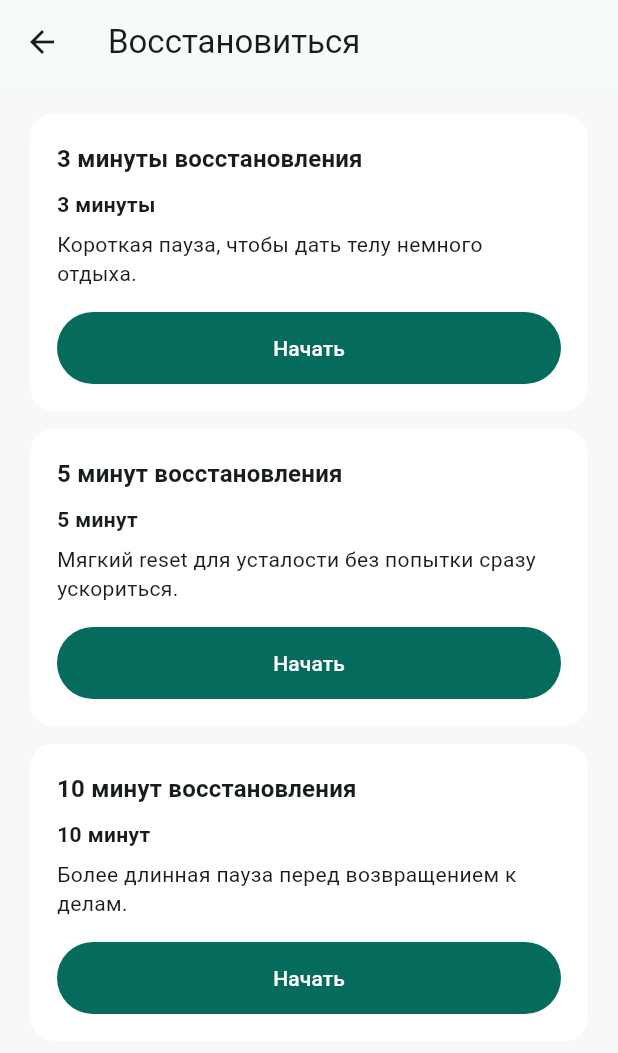
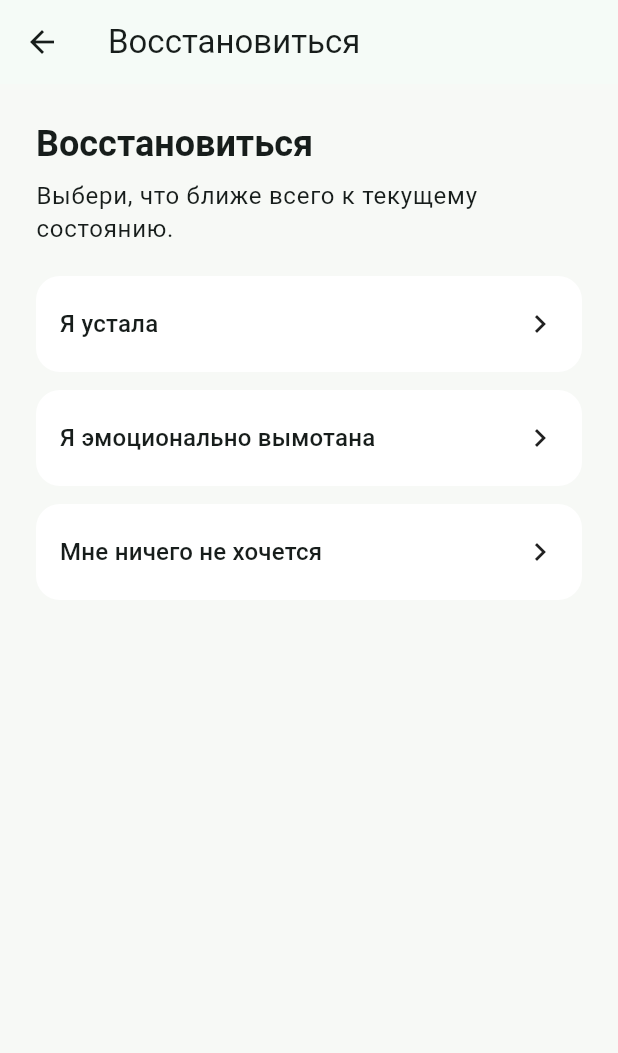
Before and after one commit to imkharitoshka-dmg/Reset_Button, a Flutter app: the screen it shows after launch, after a tap on "Восстановиться", on a phone screen of 412 x 824 dp. Shown: the top 1053 px of the screen. Run offline on Flutter 3.47's test engine with Material 3 defaults, Android fonts, the phone set to English and light mode, and no system bars; our stand-ins replace shared_preferences.

Commit message:
Add state selection within reset clusters

```diff
--- a/lib/reset_home_page.dart
+++ b/lib/reset_home_page.dart
@@ -17,15 +17,11 @@ class ResetHomePage extends StatefulWidget {
 }
 
 class _ResetHomePageState extends State<ResetHomePage> {
-  void _openScenarioSelection({
-    required String title,
-    required List<ResetScenario> scenarios,
-  }) {
+  void _openStateSelection(ResetCluster cluster) {
     Navigator.of(context).push(
       MaterialPageRoute<void>(
-        builder: (context) => ScenarioSelectionPage(
-          title: title,
-          scenarios: scenarios,
+        builder: (context) => ResetStateSelectionPage(
+          cluster: cluster,
           storageService: widget.storageService,
         ),
       ),
@@ -80,10 +76,7 @@ class _ResetHomePageState extends State<ResetHomePage> {
             for (final cluster in resetClusters) ...[
               _StateSelectionCard(
                 title: cluster.title,
-                onTap: () => _openScenarioSelection(
-                  title: cluster.title,
-                  scenarios: scenariosForCluster(cluster),
-                ),
+                onTap: () => _openStateSelection(cluster),
               ),
               const SizedBox(height: 12),
             ],
@@ -107,6 +100,21 @@ class _ResetHomePageState extends State<ResetHomePage> {
               child: const Text('Не знаю, что выбрать'),
             ),
           ],
+        ),
+      ),
+    );
+  }
+
+  void _openScenarioSelection({
+    required String title,
+    required List<ResetScenario> scenarios,
+  }) {
+    Navigator.of(context).push(
+      MaterialPageRoute<void>(
+        builder: (context) => ScenarioSelectionPage(
+          title: title,
+          scenarios: scenarios,
+          storageService: widget.storageService,
         ),
       ),
     );
@@ -166,6 +174,64 @@ class _ResetHomePageState extends State<ResetHomePage> {
   }
 }
 
+class ResetStateSelectionPage extends StatelessWidget {
+  const ResetStateSelectionPage({
+    super.key,
+    required this.cluster,
+    ResetStorageService? storageService,
+  }) : storageService = storageService ?? const ResetStorageService();
+
+  final ResetCluster cluster;
+  final ResetStorageService storageService;
+
+  void _openScenarioSelection(BuildContext context, String stateTitle) {
+    Navigator.of(context).push(
+      MaterialPageRoute<void>(
+        builder: (context) => ScenarioSelectionPage(
+          title: stateTitle,
+          scenarios: scenariosForUserState(stateTitle),
+          storageService: storageService,
+        ),
+      ),
+    );
+  }
+
+  @override
+  Widget build(BuildContext context) {
+    final textTheme = Theme.of(context).textTheme;
+
+    return Scaffold(
+      appBar: AppBar(title: Text(cluster.title)),
+      body: SafeArea(
+        child: ListView(
+          padding: const EdgeInsets.all(24),
+          children: [
+            Text(
+              cluster.title,
+              style: textTheme.headlineSmall?.copyWith(
+                fontWeight: FontWeight.w700,
+              ),
+            ),
+            const SizedBox(height: 8),
+            Text(
+              'Выбери, что ближе всего к текущему состоянию.',
+              style: textTheme.bodyLarge?.copyWith(height: 1.35),
+            ),
+            const SizedBox(height: 20),
+            for (final stateTitle in cluster.stateTitles) ...[
+              _StateSelectionCard(
+                title: stateTitle,
+                onTap: () => _openScenarioSelection(context, stateTitle),
+              ),
+              const SizedBox(height: 12),
+            ],
+          ],
+        ),
+      ),
+    );
+  }
+}
+
 class _ClusterHelpRow extends StatelessWidget {
   const _ClusterHelpRow({required this.hint, required this.clusterTitle});
 
--- a/lib/reset_scenarios_data.dart
+++ b/lib/reset_scenarios_data.dart
@@ -4,39 +4,59 @@ class ResetCluster {
   const ResetCluster({
     required this.id,
     required this.title,
-    required this.mappedStateTitle,
+    required this.stateTitles,
   });
 
   final String id;
   final String title;
-  final String mappedStateTitle;
+  final List<String> stateTitles;
 }
 
 const resetClusters = [
   ResetCluster(
     id: 'calm-down',
     title: 'Успокоиться',
-    mappedStateTitle: 'Я тревожусь',
+    stateTitles: [
+      'Меня накрыл стресс',
+      'Я тревожусь',
+      'Я переживаю из-за будущего',
+    ],
   ),
   ResetCluster(
     id: 'recover',
     title: 'Восстановиться',
-    mappedStateTitle: 'Я устала',
+    stateTitles: [
+      'Я устала',
+      'Я эмоционально вымотана',
+      'Мне ничего не хочется',
+    ],
   ),
   ResetCluster(
     id: 'clear-head',
     title: 'Разгрузить голову',
-    mappedStateTitle: 'У меня хаос в голове',
+    stateTitles: [
+      'У меня хаос в голове',
+      'Я перегружена задачами',
+      'Слишком много информации',
+    ],
   ),
   ResetCluster(
     id: 'focus',
     title: 'Сфокусироваться',
-    mappedStateTitle: 'Я не могу сфокусироваться',
+    stateTitles: [
+      'Я не могу сфокусироваться',
+      'Я не могу начать',
+      'Я распыляюсь',
+    ],
   ),
   ResetCluster(
     id: 'after-communication',
     title: 'Переключиться после общения',
-    mappedStateTitle: 'Мне нужно восстановиться после тяжёлого разговора',
+    stateTitles: [
+      'Я устала от общения',
+      'Был тяжёлый разговор',
+      'Мне нужно собраться перед встречей',
+    ],
   ),
 ];
 
@@ -463,10 +483,29 @@ List<ResetScenario> scenariosForState(String stateTitle) {
       .toList();
 }
 
-List<ResetScenario> scenariosForCluster(ResetCluster cluster) {
+String scenarioStateTitleForUserState(String stateTitle) {
+  return switch (stateTitle) {
+    'Меня накрыл стресс' => 'Я тревожусь',
+    'Я переживаю из-за будущего' => 'Я тревожусь',
+    'Я эмоционально вымотана' => 'Я устала',
+    'Мне ничего не хочется' => 'Я устала',
+    'Слишком много информации' => 'У меня хаос в голове',
+    'Я не могу начать' => 'Я не могу сфокусироваться',
+    'Я распыляюсь' => 'Я не могу сфокусироваться',
+    'Я устала от общения' =>
+      'Мне нужно восстановиться после тяжёлого разговора',
+    'Был тяжёлый разговор' =>
+      'Мне нужно восстановиться после тяжёлого разговора',
+    'Мне нужно собраться перед встречей' =>
+      'Мне нужно быстро собраться перед встречей',
+    _ => stateTitle,
+  };
+}
+
+List<ResetScenario> scenariosForUserState(String stateTitle) {
   return scenariosForState(
-    cluster.mappedStateTitle,
-  ).map((scenario) => scenario.withStateTitle(cluster.title)).toList();
+    scenarioStateTitleForUserState(stateTitle),
+  ).map((scenario) => scenario.withStateTitle(stateTitle)).toList();
 }
 
 ResetScenarioVariant? defaultScenarioVariantForStateAndDuration({
@@ -487,7 +526,7 @@ ResetScenarioVariant? defaultScenarioVariantForClusterAndDuration({
   required ResetCluster cluster,
   required int durationMinutes,
 }) {
-  for (final scenario in scenariosForCluster(cluster)) {
+  for (final scenario in scenariosForUserState(cluster.stateTitles.first)) {
     if (scenario.durationMinutes == durationMinutes) {
       return scenario.defaultVariant;
     }
@@ -495,3 +534,16 @@ ResetScenarioVariant? defaultScenarioVariantForClusterAndDuration({
 
   return null;
 }
+
+ResetScenarioVariant? defaultScenarioVariantForUserStateAndDuration({
+  required String stateTitle,
+  required int durationMinutes,
+}) {
+  for (final scenario in scenariosForUserState(stateTitle)) {
+    if (scenario.durationMinutes == durationMinutes) {
+      return scenario.defaultVariant;
+    }
+  }
+
+  return null;
+}
```
Also changed, not shown: lib/reset_scenario.dart (+14 -1 lines), 2 other files.
